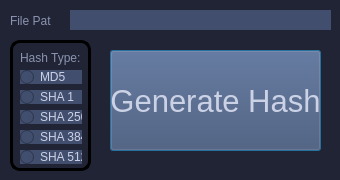
Old version of the form GUIs/ScriptRunnerPyQt5_GUI/PyUIs/hashGEN.ui in the repository vipersniper0501/CP_Scripts2.
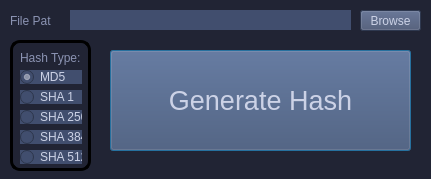
New version of the form.

The edit to the form file:
```diff
--- a/GUIs/ScriptRunnerPyQt5_GUI/PyUIs/hashGEN.ui
+++ b/GUIs/ScriptRunnerPyQt5_GUI/PyUIs/hashGEN.ui
@@ -6,8 +6,8 @@
    <rect>
     <x>0</x>
     <y>0</y>
-    <width>340</width>
-    <height>180</height>
+    <width>431</width>
+    <height>179</height>
    </rect>
   </property>
   <property name="windowTitle">
@@ -22,7 +22,7 @@
     <rect>
      <x>70</x>
      <y>10</y>
-     <width>261</width>
+     <width>281</width>
      <height>20</height>
     </rect>
    </property>
@@ -51,13 +51,13 @@
     <rect>
      <x>110</x>
      <y>50</y>
-     <width>211</width>
+     <width>301</width>
      <height>101</height>
     </rect>
    </property>
    <property name="font">
     <font>
-     <pointsize>23</pointsize>
+     <pointsize>20</pointsize>
     </font>
    </property>
    <property name="styleSheet">
@@ -120,6 +120,9 @@
     <property name="text">
      <string>MD5</string>
     </property>
+    <property name="checked">
+     <bool>true</bool>
+    </property>
    </widget>
    <widget class="QRadioButton" name="SHA512radio">
     <property name="geometry">
@@ -186,6 +189,22 @@
     </property>
    </widget>
   </widget>
+  <widget class="QPushButton" name="browsebutton">
+   <property name="geometry">
+    <rect>
+     <x>360</x>
+     <y>10</y>
+     <width>61</width>
+     <height>21</height>
+    </rect>
+   </property>
+   <property name="styleSheet">
+    <string notr="true">background-color: #414E6E;color: #CCD2E6;</string>
+   </property>
+   <property name="text">
+    <string>Browse</string>
+   </property>
+  </widget>
  </widget>
  <resources/>
  <connections/>
```
Left out of the diff: 2 changed lines with no effect on the pictures.
